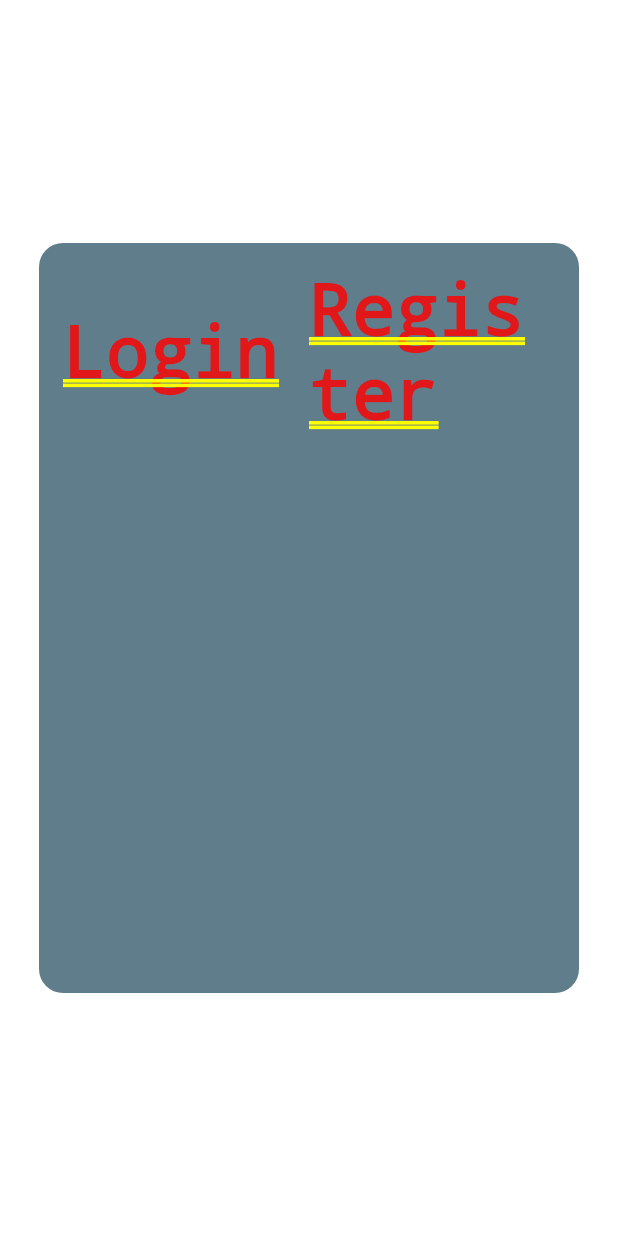
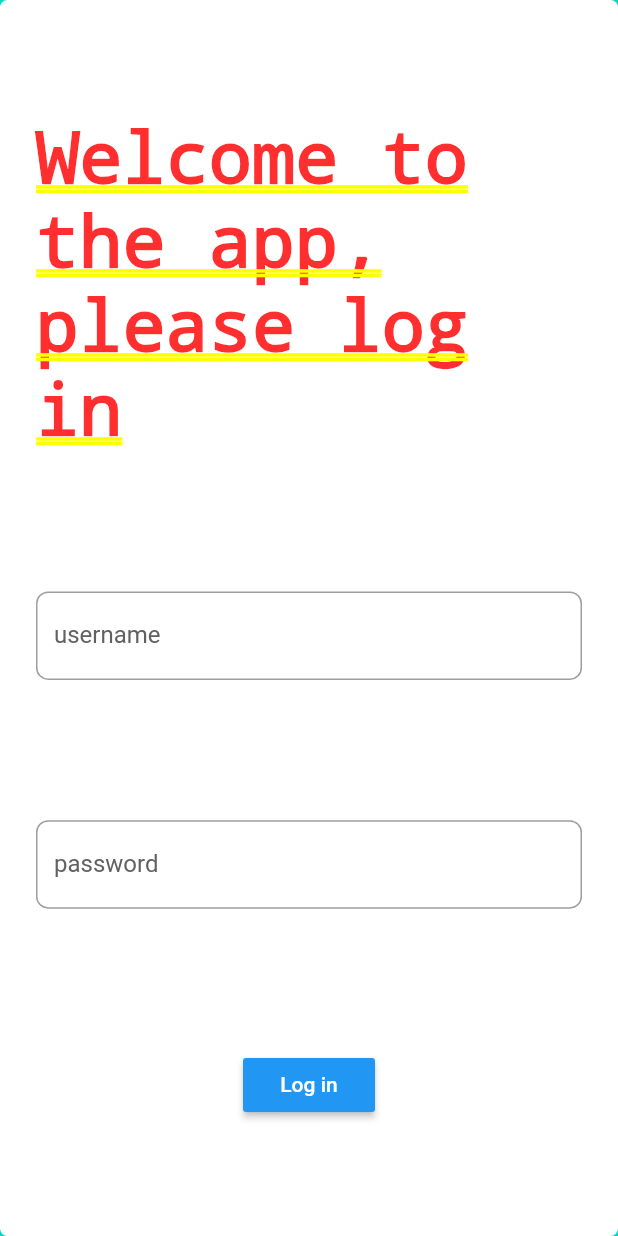
Before and after one commit to ansh0437/TodoProject, a Flutter app: the screen it shows after launch, on a phone screen of 412 x 824 dp. Run offline on Flutter 3.47's test engine with Material 2 defaults, Android fonts, the phone set to English and light mode, and no system bars; our stand-ins replace flutter_easyloading, shared_preferences.

Commit message:
layout builder code for login screen

```diff
--- a/todo_app/lib/app/pages/splash/splash_page.dart
+++ b/todo_app/lib/app/pages/splash/splash_page.dart
@@ -1,4 +1,5 @@
 import 'package:flutter/material.dart';
+import 'package:todo_app/constants/colors.dart';
 import 'package:todo_app/constants/numbers.dart';
 import 'package:todo_app/helpers/app_helper.dart';
 
@@ -23,45 +24,89 @@ class _SplashPageState extends BaseState<SplashPage> {
     printLog("width: $width, height: $height");
 
     return SafeArea(
-      child: Container(
-        child: Row(
-          crossAxisAlignment: CrossAxisAlignment.center,
-          mainAxisAlignment: MainAxisAlignment.center,
-          children: [
-            Column(
-              mainAxisAlignment: MainAxisAlignment.center,
-              crossAxisAlignment: CrossAxisAlignment.center,
-              children: [
-                Container(
-                  padding: EdgeInsets.all(Doubles.sixteen),
-                  decoration: BoxDecoration(
-                    borderRadius: BorderRadius.circular(Doubles.sixteen),
-                    color: Colors.blueGrey,
-                  ),
-                  width: width > Doubles.sixHundred
-                      ? Doubles.fourEighty
-                      : Doubles.threeSixty,
-                  height: Doubles.fiveHundred,
-                  child: Column(
-                    children: [
-                      Row(
-                        children: [
-                          Expanded(
-                            child: Text('Login'),
-                          ),
-                          Expanded(
-                            child: Text('Register'),
-                          ),
-                        ],
-                      ),
-                    ],
-                  ),
-                )
-              ],
-            )
-          ],
-        ),
+      child: LayoutBuilder(
+        builder: (context, constraints) {
+          return AnimatedContainer(
+            duration: Duration(milliseconds: 300),
+            color: AppColors.accent,
+            padding: constraints.maxWidth < 480
+                ? EdgeInsets.zero
+                : const EdgeInsets.all(Doubles.fortyEight),
+            child: Center(
+              child: Container(
+                padding: const EdgeInsets.symmetric(
+                    vertical: Doubles.thirty, horizontal: Doubles.twentyFour),
+                constraints: BoxConstraints(
+                  maxWidth: 480,
+                  minHeight: 480,
+                ),
+                decoration: BoxDecoration(
+                  color: Colors.white,
+                  borderRadius: BorderRadius.circular(5.0),
+                ),
+                child: Column(
+                  mainAxisAlignment: MainAxisAlignment.spaceAround,
+                  children: [
+                    Text("Welcome to the app, please log in"),
+                    TextField(
+                        decoration: InputDecoration(labelText: "username")),
+                    TextField(
+                        obscureText: true,
+                        decoration: InputDecoration(labelText: "password")),
+                    RaisedButton(
+                        color: Colors.blue,
+                        child: Text("Log in",
+                            style: TextStyle(color: Colors.white)),
+                        onPressed: () {})
+                  ],
+                ),
+              ),
+            ),
+          );
+        },
       ),
     );
+
+    // return SafeArea(
+    //   child: Container(
+    //     child: Row(
+    //       crossAxisAlignment: CrossAxisAlignment.center,
+    //       mainAxisAlignment: MainAxisAlignment.center,
+    //       children: [
+    //         Column(
+    //           mainAxisAlignment: MainAxisAlignment.center,
+    //           crossAxisAlignment: CrossAxisAlignment.center,
+    //           children: [
+    //             Container(
+    //               padding: EdgeInsets.all(Doubles.sixteen),
+    //               decoration: BoxDecoration(
+    //                 borderRadius: BorderRadius.circular(Doubles.sixteen),
+    //                 color: Colors.blueGrey,
+    //               ),
+    //               width: width > Doubles.sixHundred
+    //                   ? Doubles.fourEighty
+    //                   : Doubles.threeSixty,
+    //               height: Doubles.fiveHundred,
+    //               child: Column(
+    //                 children: [
+    //                   Row(
+    //                     children: [
+    //                       Expanded(
+    //                         child: Text('Login'),
+    //                       ),
+    //                       Expanded(
+    //                         child: Text('Register'),
+    //                       ),
+    //                     ],
+    //                   ),
+    //                 ],
+    //               ),
+    //             )
+    //           ],
+    //         )
+    //       ],
+    //     ),
+    //   ),
+    // );
   }
 }
--- a/todo_app/pubspec.yaml
+++ b/todo_app/pubspec.yaml
@@ -33,7 +33,7 @@ dependencies:
     sdk: flutter
 
   # Shared Preference
-  shared_preferences: ^0.5.7+3
+  shared_preferences: ^2.0.5
 
   # Provider
   provider: ^4.3.3
```
Also changed, not shown: todo_app/pubspec.lock, 1 other file.
